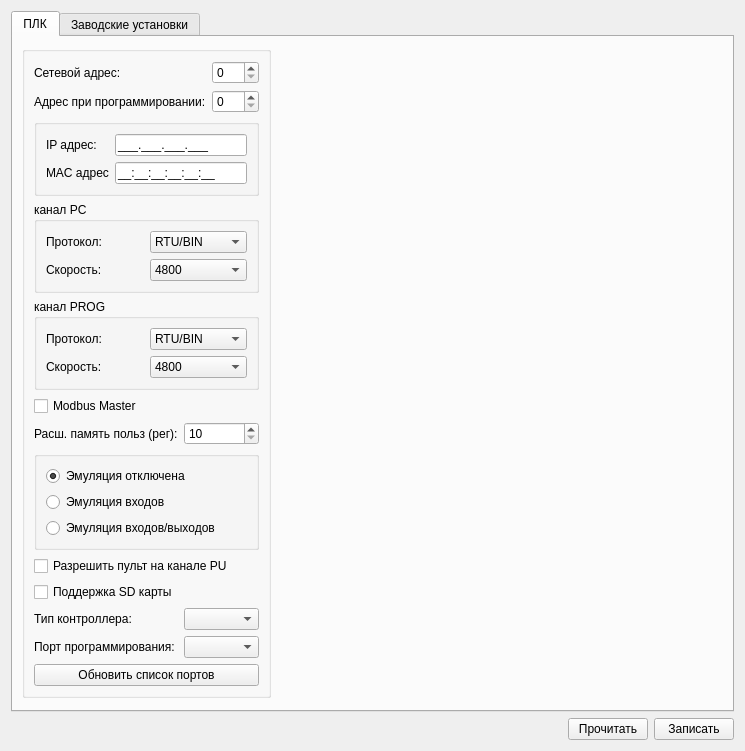
Before: the Qt Designer form settingsform.ui in atikbif/relkonIDE, drawn with Qt 5.
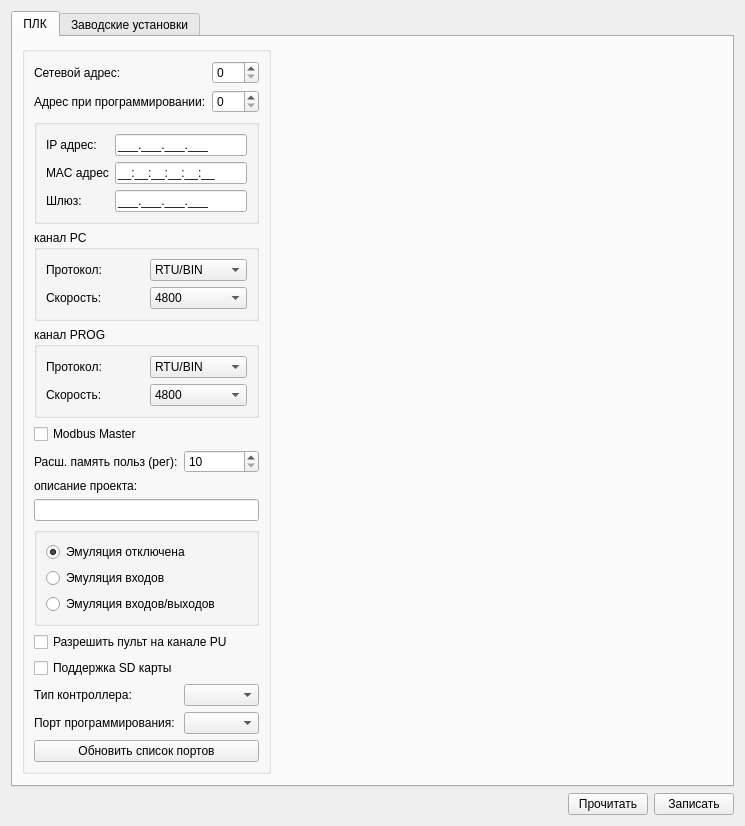
After: the same form once the commit is applied.

Commit message: Шлюз для Ethernet сети

The edit to the form file:
```diff
--- a/settingsform.ui
+++ b/settingsform.ui
@@ -45,6 +45,13 @@
                  </property>
                 </widget>
                </item>
+               <item row="1" column="1">
+                <widget class="QLineEdit" name="lineEditMAC">
+                 <property name="inputMask">
+                  <string>HH:HH:HH:HH:HH:HH;_</string>
+                 </property>
+                </widget>
+               </item>
                <item row="0" column="1">
                 <widget class="QLineEdit" name="lineEditIP">
                  <property name="inputMask">
@@ -59,10 +66,17 @@
                  </property>
                 </widget>
                </item>
-               <item row="1" column="1">
-                <widget class="QLineEdit" name="lineEditMAC">
+               <item row="2" column="0">
+                <widget class="QLabel" name="label_12">
+                 <property name="text">
+                  <string>Шлюз:</string>
+                 </property>
+                </widget>
+               </item>
+               <item row="2" column="1">
+                <widget class="QLineEdit" name="lineEditGATE">
                  <property name="inputMask">
-                  <string>HH:HH:HH:HH:HH:HH;_</string>
+                  <string>000.000.000.000;_</string>
                  </property>
                 </widget>
                </item>
@@ -221,7 +235,7 @@
             </layout>
            </widget>
           </item>
-          <item row="6" column="0" colspan="2">
+          <item row="8" column="0" colspan="2">
            <widget class="QGroupBox" name="groupBox_6">
             <property name="title">
              <string/>
@@ -254,29 +268,32 @@
             </layout>
            </widget>
           </item>
-          <item row="8" column="0" colspan="2">
+          <item row="10" column="0" colspan="2">
            <widget class="QCheckBox" name="checkBoxSD">
             <property name="text">
              <string>Поддержка SD карты</string>
             </property>
            </widget>
           </item>
-          <item row="9" column="0">
+          <item row="11" column="0">
            <widget class="QLabel" name="label_9">
             <property name="text">
              <string>Тип контроллера:</string>
             </property>
            </widget>
           </item>
+          <item row="11" column="1">
+           <widget class="QComboBox" name="comboBoxPLCType"/>
+          </item>
+          <item row="9" column="0" colspan="2">
+           <widget class="QCheckBox" name="checkBoxDisplay">
+            <property name="text">
+             <string>Разрешить пульт на канале PU</string>
+            </property>
+           </widget>
+          </item>
           <item row="0" column="0" colspan="2">
            <layout class="QGridLayout" name="gridLayout">
-            <item row="0" column="1">
-             <widget class="QSpinBox" name="spinBoxNetAddr">
-              <property name="maximum">
-               <number>255</number>
-              </property>
-             </widget>
-            </item>
             <item row="1" column="1">
              <widget class="QSpinBox" name="spinBoxProgAddr">
               <property name="maximum">
@@ -291,6 +308,13 @@
               </property>
              </widget>
             </item>
+            <item row="0" column="1">
+             <widget class="QSpinBox" name="spinBoxNetAddr">
+              <property name="maximum">
+               <number>255</number>
+              </property>
+             </widget>
+            </item>
             <item row="0" column="0">
              <widget class="QLabel" name="label">
               <property name="text">
@@ -300,23 +324,13 @@
             </item>
            </layout>
           </item>
-          <item row="7" column="0" colspan="2">
-           <widget class="QCheckBox" name="checkBoxDisplay">
-            <property name="text">
-             <string>Разрешить пульт на канале PU</string>
-            </property>
-           </widget>
-          </item>
-          <item row="12" column="0" colspan="2">
+          <item row="14" column="0" colspan="2">
            <widget class="QPushButton" name="pushButtonPortListUpdate">
             <property name="text">
              <string>Обновить список портов</string>
             </property>
            </widget>
           </item>
-          <item row="9" column="1">
-           <widget class="QComboBox" name="comboBoxPLCType"/>
-          </item>
           <item row="4" column="0">
            <widget class="QCheckBox" name="checkBoxModbus">
             <property name="text">
@@ -324,23 +338,6 @@
             </property>
            </widget>
           </item>
-          <item row="11" column="1">
-           <widget class="QComboBox" name="comboBoxPrPort"/>
-          </item>
-          <item row="11" column="0">
-           <widget class="QLabel" name="label_10">
-            <property name="text">
-             <string>Порт программирования:</string>
-            </property>
-           </widget>
-          </item>
-          <item row="5" column="0">
-           <widget class="QLabel" name="label_11">
-            <property name="text">
-             <string>Расш. память польз (рег):</string>
-            </property>
-           </widget>
-          </item>
           <item row="5" column="1">
            <widget class="QSpinBox" name="spinBoxEMemSize">
             <property name="minimum">
@@ -351,6 +348,33 @@
             </property>
            </widget>
           </item>
+          <item row="13" column="0">
+           <widget class="QLabel" name="label_10">
+            <property name="text">
+             <string>Порт программирования:</string>
+            </property>
+           </widget>
+          </item>
+          <item row="5" column="0">
+           <widget class="QLabel" name="label_11">
+            <property name="text">
+             <string>Расш. память польз (рег):</string>
+            </property>
+           </widget>
+          </item>
+          <item row="13" column="1">
+           <widget class="QComboBox" name="comboBoxPrPort"/>
+          </item>
+          <item row="6" column="0">
+           <widget class="QLabel" name="label_13">
+            <property name="text">
+             <string>описание проекта:</string>
+            </property>
+           </widget>
+          </item>
+          <item row="7" column="0" colspan="2">
+           <widget class="QLineEdit" name="lineEditProjectDefenition"/>
+          </item>
          </layout>
         </widget>
        </item>
```
The commit also changes 12 other files.
